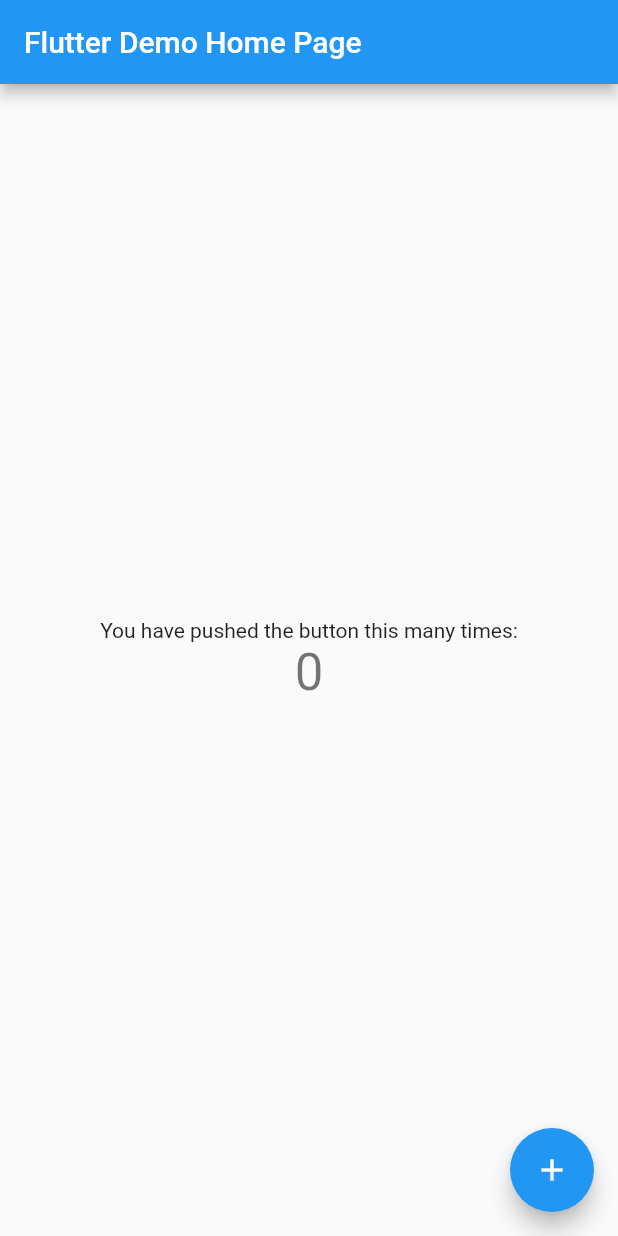
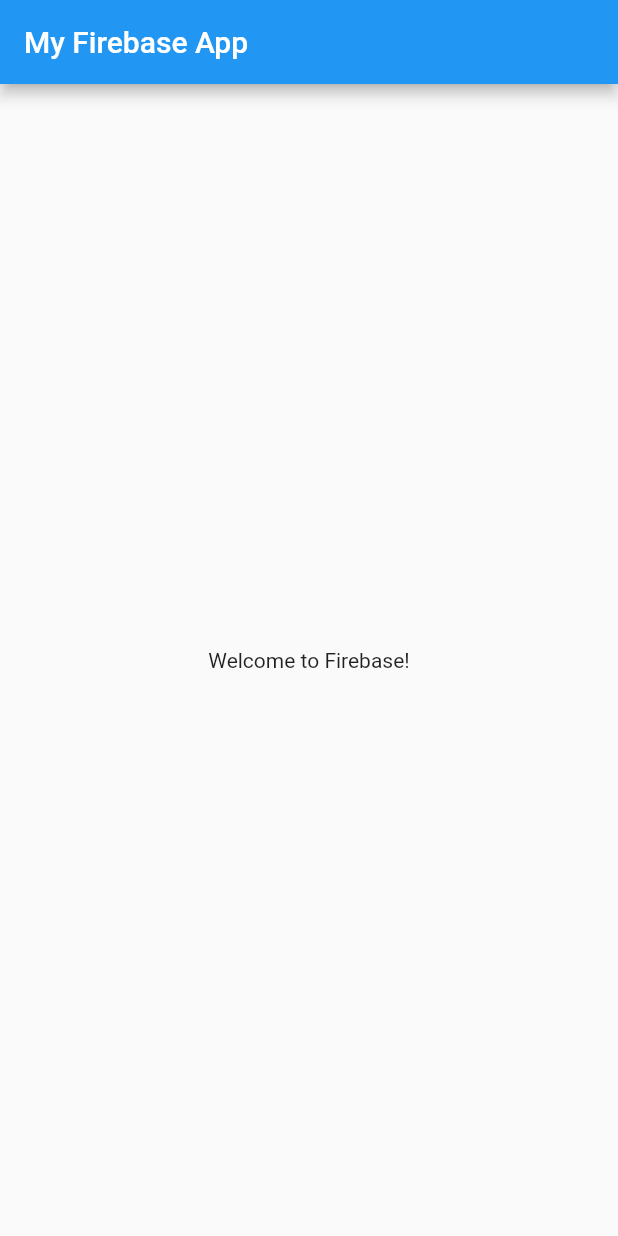
Before and after one commit to arkannjo/AgroMarketLink, a Flutter app: the screen it shows after launch, on a phone screen of 412 x 824 dp. Run offline on Flutter 3.47's test engine with Material 2 defaults, Android fonts, the phone set to English and light mode, and no system bars; our stand-ins replace firebase_core; accounts and stored records are empty.

Commit message:
atualização de dependencias, firebase ok

```diff
--- a/lib/main.dart
+++ b/lib/main.dart
@@ -1,115 +1,51 @@
 import 'package:flutter/material.dart';
+import 'package:firebase_core/firebase_core.dart';
 
-void main() {
-  runApp(const MyApp());
+Future<void> main() async {
+  WidgetsFlutterBinding.ensureInitialized();
+
+  const firebaseConfig = {
+    "apiKey": "AIzaSyCiqYbJomdAVCbugfkZgPUQtUJuHc_UCXM",
+    "authDomain": "agromarketlinkfb.firebaseapp.com",
+    "databaseURL": "https://agromarketlinkfb-default-rtdb.firebaseio.com",
+    "projectId": "agromarketlinkfb",
+    "storageBucket": "agromarketlinkfb.appspot.com",
+    "messagingSenderId": "335254238099",
+    "appId": "1:335254238099:web:e818165c2b564a2b462e66",
+    "measurementId": "G-62GDMNW820"
+  };
+
+  await Firebase.initializeApp(options: FirebaseOptions(
+    apiKey: firebaseConfig['apiKey']!,
+    authDomain: firebaseConfig['authDomain']!,
+    databaseURL: firebaseConfig['databaseURL']!,
+    projectId: firebaseConfig['projectId']!,
+    storageBucket: firebaseConfig['storageBucket']!,
+    messagingSenderId: firebaseConfig['messagingSenderId']!,
+    appId: firebaseConfig['appId']!,
+    measurementId: firebaseConfig['measurementId']!,
+  ));
+
+  runApp(MyApp());
 }
 
 class MyApp extends StatelessWidget {
-  const MyApp({super.key});
-
-  // This widget is the root of your application.
   @override
   Widget build(BuildContext context) {
     return MaterialApp(
-      title: 'Flutter Demo',
-      theme: ThemeData(
-        // This is the theme of your application.
-        //
-        // Try running your application with "flutter run". You'll see the
-        // application has a blue toolbar. Then, without quitting the app, try
-        // changing the primarySwatch below to Colors.green and then invoke
-        // "hot reload" (press "r" in the console where you ran "flutter run",
-        // or simply save your changes to "hot reload" in a Flutter IDE).
-        // Notice that the counter didn't reset back to zero; the application
-        // is not restarted.
-        primarySwatch: Colors.blue,
-      ),
-      home: const MyHomePage(title: 'Flutter Demo Home Page'),
+      title: 'My Firebase App',
+      theme: ThemeData(primarySwatch: Colors.blue),
+      home: MyHomePage(),
     );
   }
 }
 
-class MyHomePage extends StatefulWidget {
-  const MyHomePage({super.key, required this.title});
-
-  // This widget is the home page of your application. It is stateful, meaning
-  // that it has a State object (defined below) that contains fields that affect
-  // how it looks.
-
-  // This class is the configuration for the state. It holds the values (in this
-  // case the title) provided by the parent (in this case the App widget) and
-  // used by the build method of the State. Fields in a Widget subclass are
-  // always marked "final".
-
-  final String title;
-
-  @override
-  State<MyHomePage> createState() => _MyHomePageState();
-}
-
-class _MyHomePageState extends State<MyHomePage> {
-  int _counter = 0;
-
-  void _incrementCounter() {
-    setState(() {
-      // This call to setState tells the Flutter framework that something has
-      // changed in this State, which causes it to rerun the build method below
-      // so that the display can reflect the updated values. If we changed
-      // _counter without calling setState(), then the build method would not be
-      // called again, and so nothing would appear to happen.
-      _counter++;
-    });
-  }
-
+class MyHomePage extends StatelessWidget {
   @override
   Widget build(BuildContext context) {
-    // This method is rerun every time setState is called, for instance as done
-    // by the _incrementCounter method above.
-    //
-    // The Flutter framework has been optimized to make rerunning build methods
-    // fast, so that you can just rebuild anything that needs updating rather
-    // than having to individually change instances of widgets.
     return Scaffold(
-      appBar: AppBar(
-        // Here we take the value from the MyHomePage object that was created by
-        // the App.build method, and use it to set our appbar title.
-        title: Text(widget.title),
-      ),
-      body: Center(
-        // Center is a layout widget. It takes a single child and positions it
-        // in the middle of the parent.
-        child: Column(
-          // Column is also a layout widget. It takes a list of children and
-          // arranges them vertically. By default, it sizes itself to fit its
-          // children horizontally, and tries to be as tall as its parent.
-          //
-          // Invoke "debug painting" (press "p" in the console, choose the
-          // "Toggle Debug Paint" action from the Flutter Inspector in Android
-          // Studio, or the "Toggle Debug Paint" command in Visual Studio Code)
-          // to see the wireframe for each widget.
-          //
-          // Column has various properties to control how it sizes itself and
-          // how it positions its children. Here we use mainAxisAlignment to
-          // center the children vertically; the main axis here is the vertical
-          // axis because Columns are vertical (the cross axis would be
-          // horizontal).
-          mainAxisAlignment: MainAxisAlignment.center,
-          children: <Widget>[
-            const Text(
-              'You have pushed the button this many times:',
-            ),
-            Text(
-              '$_counter',
-              style: Theme.of(context).textTheme.headlineMedium,
-            ),
-          ],
-        ),
-      ),
-      floatingActionButton: FloatingActionButton(
-        onPressed: _incrementCounter,
-        tooltip: 'Increment',
-        child: const Icon(Icons.add),
-      ), // This trailing comma makes auto-formatting nicer for build methods.
+      appBar: AppBar(title: Text("My Firebase App")),
+      body: Center(child: Text("Welcome to Firebase!")),
     );
   }
 }
--- a/lib/models/pessoa_fisica.dart
+++ b/lib/models/pessoa_fisica.dart
@@ -13,6 +13,7 @@
   }) : super(id: id, nome: nome, endereco: endereco, telefone: telefone, email: email);
 
   // Conversão para/from map (útil para armazenamento no Firebase)
+  @override
   Map<String, dynamic> toMap() {
     return {
       ...super.toMap(),
--- a/lib/models/pessoa_juridica.dart
+++ b/lib/models/pessoa_juridica.dart
@@ -15,6 +15,7 @@
   }) : super(id: id, nome: nome, endereco: endereco, telefone: telefone, email: email);
 
   // Conversão para/from map
+  @override
   Map<String, dynamic> toMap() {
     return {
       ...super.toMap(),
```
Also changed, not shown: pubspec.yaml (+14 -15 lines), pubspec.lock, 3 other files.
